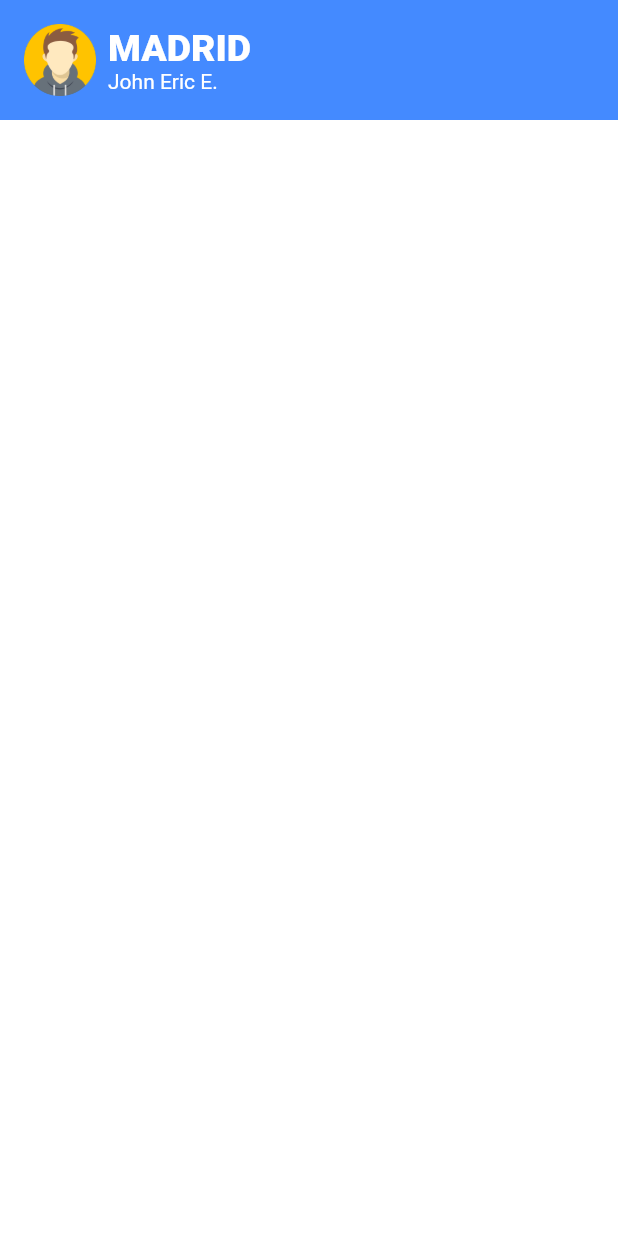
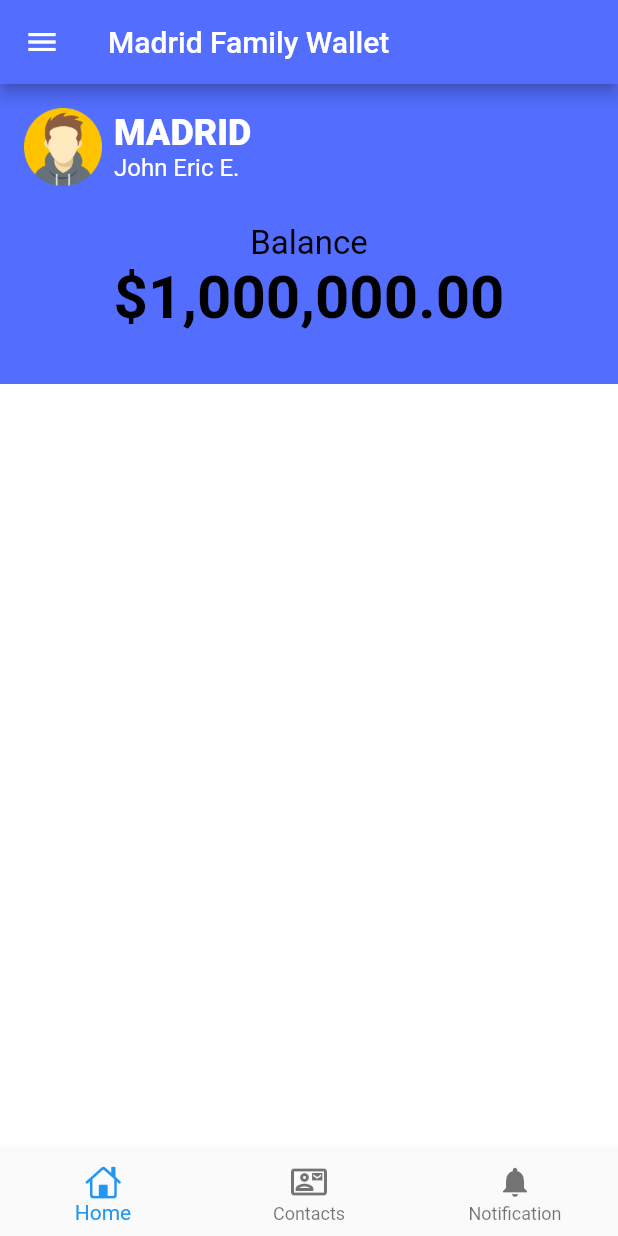
Before and after one commit to intern4Madrid/login_screen, a Flutter app: the DashboardScreen screen opened directly, on a phone screen of 412 x 824 dp. Run offline on Flutter 3.47's test engine with Material 2 defaults, Android fonts, the phone set to English and light mode, and no system bars.

Commit message:
added provided

```diff
--- a/lib/dashboard.dart
+++ b/lib/dashboard.dart
@@ -1,3 +1,5 @@
+import 'package:flutter/cupertino.dart';
+import 'package:flutter/foundation.dart';
 import 'package:flutter/material.dart';
 
 class DashboardScreen extends StatefulWidget {
@@ -9,20 +11,90 @@ class DashboardScreen extends StatefulWidget {
 
 class _DashboardScreenState extends State<DashboardScreen> {
   @override
+  void initState() {
+    super.initState();
+  }
+
+  int _currentIndex = 0;
+  PageController controller = PageController(initialPage: 0);
+  static final List<Widget> _widgetOption = <Widget>[
+    const Center(child: Text("Home")),
+    const Center(child: Text("Contacts")),
+    const Center(child: Text("Notification")),
+  ];
+  void _onItemTapped(int index) {
+    setState(() {
+      _currentIndex = index;
+      if (_currentIndex == 0) {
+        if (kDebugMode) {
+          print(_currentIndex);
+        }
+      }
+    });
+    controller.animateToPage(
+      index,
+      duration: const Duration(milliseconds: 400),
+      curve: Curves.ease,
+    );
+  }
+
+  @override
   Widget build(BuildContext context) {
     return Scaffold(
       backgroundColor: Colors.white,
-      body: Column(
+      appBar: AppBar(
+        backgroundColor: Colors.indigoAccent,
+        title: const Text('Madrid Family Wallet'),
+      ),
+      drawer: Drawer(
+        child: ListView(
+          padding: EdgeInsets.zero,
+          children: const [
+            DrawerHeader(
+              decoration: BoxDecoration(
+                color: Colors.indigoAccent,
+              ),
+              child: Text(
+                'Profile',
+                style: TextStyle(
+                  fontSize: 20,
+                  fontWeight: FontWeight.bold,
+                  fontStyle: FontStyle.normal,
+                ),
+              ),
+            ),
+            ListTile(
+              leading: Icon(
+                Icons.exit_to_app,
+              ),
+              title: Text('Logout',
+                  style: TextStyle(
+                    fontSize: 15,
+                    fontWeight: FontWeight.w400,
+                  )),
+            ),
+          ],
+        ),
+      ),
+      body: PageView(
+        controller: controller,
+        children: [
+          Column(
             children: [
               Container(
-            decoration: BoxDecoration(color: Colors.blueAccent),
+                height: 200,
+                decoration: const BoxDecoration(color: Colors.indigoAccent),
                 padding: const EdgeInsets.all(16),
                 child: SafeArea(
-              child: Row(
+                  child: Column(
+                    children: [
+                      Row(
+                        mainAxisAlignment: MainAxisAlignment.start,
                         children: [
                           CircleAvatar(
-                    radius: 24,
-                    child: Image.asset('images/Avatar-Profile-PNG-Photos.png'),
+                            radius: 26,
+                            child: Image.asset(
+                                'images/Avatar-Profile-PNG-Photos.png'),
                           ),
                           const SizedBox(
                             width: 8,
@@ -35,7 +107,7 @@ class _DashboardScreenState extends State<DashboardScreen> {
                                 style: TextStyle(
                                   fontStyle: FontStyle.normal,
                                   color: Colors.white,
-                          fontSize: 25,
+                                  fontSize: 24,
                                   fontWeight: FontWeight.w900,
                                 ),
                               ),
@@ -44,10 +116,33 @@ class _DashboardScreenState extends State<DashboardScreen> {
                                 style: TextStyle(
                                     fontStyle: FontStyle.normal,
                                     color: Colors.white,
-                            fontSize: 14,
+                                    fontSize: 16,
                                     fontWeight: FontWeight.w400),
                               ),
                             ],
+                          ),
+                        ],
+                      ),
+                      const SizedBox(
+                        height: 25,
+                      ),
+                      const Text(
+                        'Balance',
+                        style: TextStyle(
+                          fontStyle: FontStyle.normal,
+                          color: Colors.black,
+                          fontSize: 22,
+                          fontWeight: FontWeight.w400,
+                        ),
+                      ),
+                      const Text(
+                        '\$1,000,000.00',
+                        style: TextStyle(
+                          fontStyle: FontStyle.normal,
+                          color: Colors.black,
+                          fontWeight: FontWeight.bold,
+                          fontSize: 40,
+                        ),
                       ),
                     ],
                   ),
@@ -55,6 +150,34 @@ class _DashboardScreenState extends State<DashboardScreen> {
               ),
             ],
           ),
+        ],
+      ),
+      bottomNavigationBar: BottomNavigationBar(
+        currentIndex: _currentIndex,
+        onTap: _onItemTapped,
+        type: BottomNavigationBarType.fixed,
+        items: const [
+          BottomNavigationBarItem(
+            icon: Icon(CupertinoIcons.home),
+            label: 'Home',
+            backgroundColor: Colors.indigo,
+          ),
+          BottomNavigationBarItem(
+            icon: Icon(
+              Icons.contact_mail_outlined,
+            ),
+            label: 'Contacts',
+            backgroundColor: Colors.indigoAccent,
+          ),
+          BottomNavigationBarItem(
+            icon: Icon(
+              Icons.notifications,
+            ),
+            label: 'Notification',
+            backgroundColor: Colors.indigoAccent,
+          ),
+        ],
+      ),
     );
   }
 }
--- a/lib/loginScreen.dart
+++ b/lib/loginScreen.dart
@@ -144,7 +144,7 @@ class _loginScreenState extends State<loginScreen> {
                   child: Container(
                     child: Column(
                       children: [
-                        Text(
+                        const Text(
                           'Already have an account?',
                           style: TextStyle(
                             fontSize: 16,
@@ -154,10 +154,11 @@ class _loginScreenState extends State<loginScreen> {
                           onPressed: () {
                             Navigator.push(
                               context,
-                              MaterialPageRoute(builder: (context) => SignUp()),
+                              MaterialPageRoute(
+                                  builder: (context) => const SignUp()),
                             );
                           },
-                          child: Text(
+                          child: const Text(
                             'Sign Up',
                             style: TextStyle(
                               color: Colors.green,
--- /dev/null
+++ b/lib/notifications.dart
@@ -0,0 +1,25 @@
+import 'package:flutter/material.dart';
+
+class Notifications extends StatefulWidget {
+  const Notifications({Key? key}) : super(key: key);
+  @override
+  State<Notifications> createState() => _NotificationsState();
+}
+
+class _NotificationsState extends State<Notifications> {
+  @override
+  void initState() {
+    super.initState();
+  }
+
+  @override
+  Widget build(BuildContext context) {
+    return Scaffold(
+      backgroundColor: Colors.white,
+      appBar: AppBar(
+        backgroundColor: Colors.indigoAccent,
+        title: Text('Notifications'),
+      ),
+    );
+  }
+}
```
Lines whose indentation alone changed are shown as unchanged.
